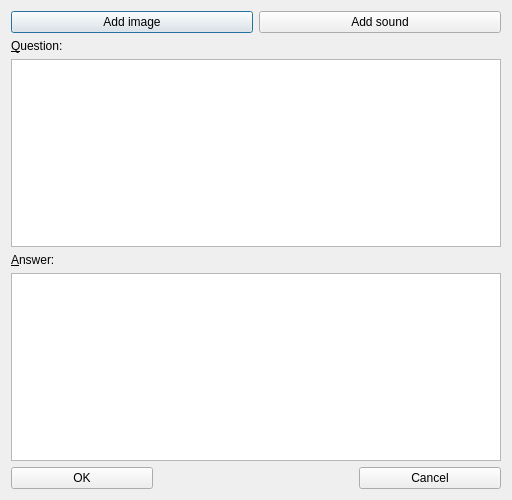
Old version of the form NewQuestion.ui in the repository wshknmt/QT-SuperMemo.
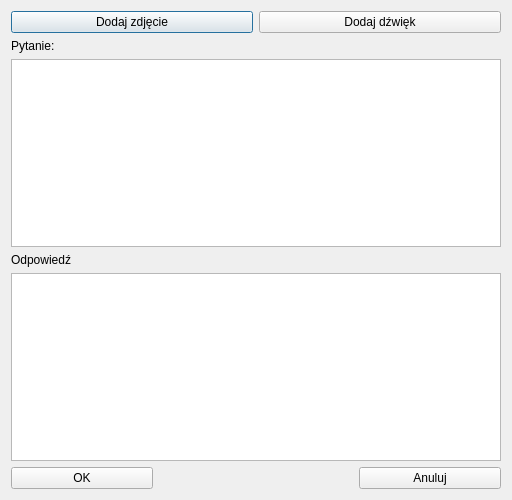
New version of the form. Icons and pictures are not drawn.

Patch:
```diff
--- a/NewQuestion.ui
+++ b/NewQuestion.ui
@@ -34,7 +34,7 @@
         </sizepolicy>
        </property>
        <property name="text">
-        <string>Add image</string>
+        <string>Dodaj zdjęcie</string>
        </property>
        <property name="icon">
         <iconset>
@@ -51,7 +51,7 @@
         </sizepolicy>
        </property>
        <property name="text">
-        <string>Add sound</string>
+        <string>Dodaj dźwięk</string>
        </property>
        <property name="icon">
         <iconset>
@@ -72,7 +72,7 @@
         </sizepolicy>
        </property>
        <property name="text">
-        <string>&amp;Question:</string>
+        <string>Pytanie:</string>
        </property>
        <property name="buddy">
         <cstring>textEdit_2</cstring>
@@ -98,7 +98,7 @@
         </sizepolicy>
        </property>
        <property name="text">
-        <string>&amp;Answer:</string>
+        <string>Odpowiedź</string>
        </property>
        <property name="buddy">
         <cstring>textEdit</cstring>
@@ -157,7 +157,7 @@
         </sizepolicy>
        </property>
        <property name="text">
-        <string>Cancel</string>
+        <string>Anuluj</string>
        </property>
       </widget>
      </item>
```
